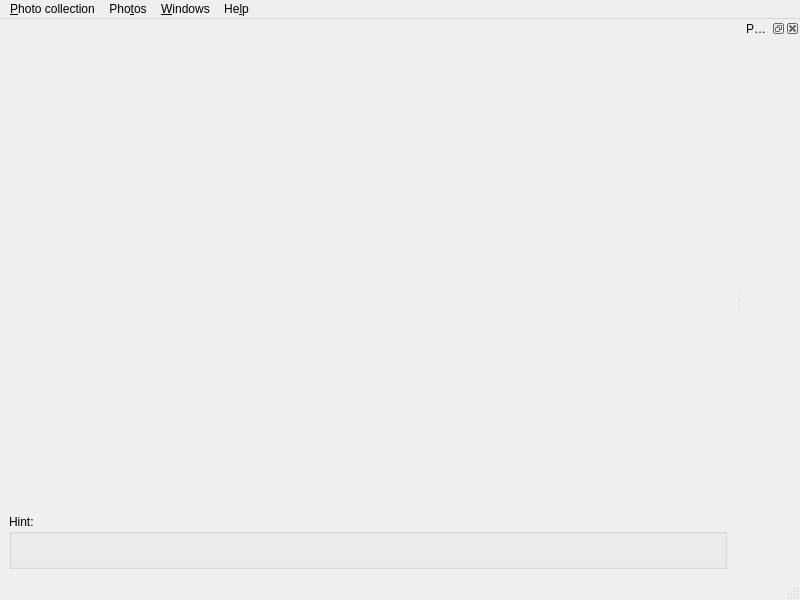
Qt form src/gui/desktop/ui/mainwindow.ui (Kicer86/photobroom) before a commit.
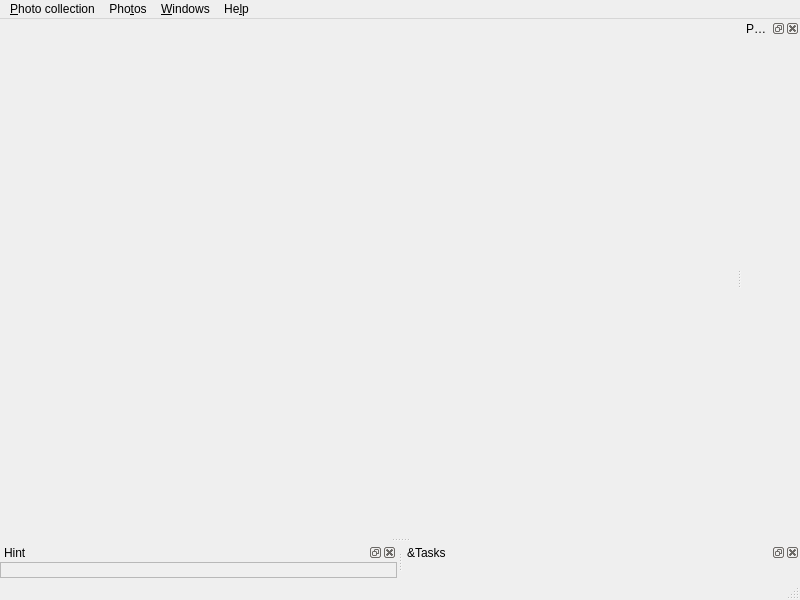
The same form after that commit. Icons and pictures are not drawn. Custom widgets are drawn as their Qt base class.

Commit message: gui: ui: MainWindow: converting Info widget to dockable area; introducing "Tasks" dock

```diff
--- a/src/gui/desktop/ui/mainwindow.ui
+++ b/src/gui/desktop/ui/mainwindow.ui
@@ -22,22 +22,6 @@
     <item>
      <widget class="QStackedWidget" name="viewsContainer"/>
     </item>
-    <item>
-     <widget class="QGroupBox" name="infoGroupBox">
-      <property name="title">
-       <string>Hint:</string>
-      </property>
-      <layout class="QVBoxLayout" name="verticalLayout">
-       <item>
-        <widget class="QLabel" name="infoWidget">
-         <property name="text">
-          <string/>
-         </property>
-        </widget>
-       </item>
-      </layout>
-     </widget>
-    </item>
    </layout>
   </widget>
   <widget class="QMenuBar" name="menubar">
@@ -96,6 +80,31 @@
    </attribute>
    <widget class="TagEditorWidget" name="tagEditor"/>
   </widget>
+  <widget class="QDockWidget" name="infoDockWidget">
+   <property name="windowTitle">
+    <string>Hint</string>
+   </property>
+   <attribute name="dockWidgetArea">
+    <number>8</number>
+   </attribute>
+   <widget class="QLabel" name="infoWidget">
+    <property name="frameShape">
+     <enum>QFrame::StyledPanel</enum>
+    </property>
+    <property name="frameShadow">
+     <enum>QFrame::Sunken</enum>
+    </property>
+   </widget>
+  </widget>
+  <widget class="QDockWidget" name="tasksDockWidget">
+   <property name="windowTitle">
+    <string>&amp;Tasks</string>
+   </property>
+   <attribute name="dockWidgetArea">
+    <number>8</number>
+   </attribute>
+   <widget class="QWidget" name="tasksWidget"/>
+  </widget>
   <action name="actionNew_collection">
    <property name="text">
     <string>&amp;New</string>
```
Left out of the diff: 3 changed lines with no effect on the pictures. The commit also changes 1 other file.
